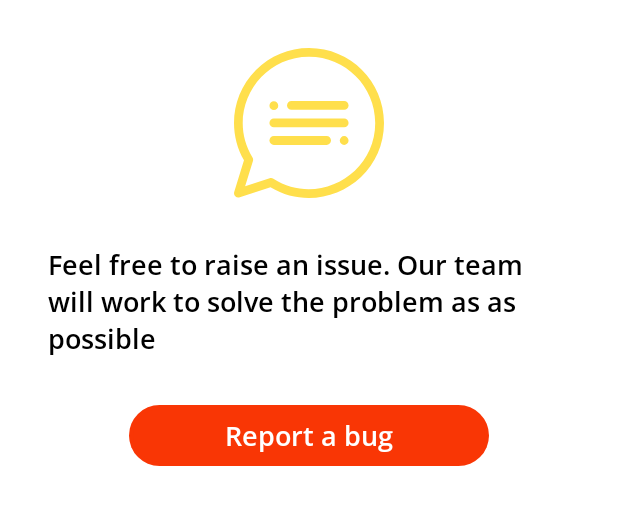
After one commit to IshitaAg/Agora-Android, an Android app: the layout dia_report_bottom_sheet.xml on its own in the app's theme, with its tools: preview values and no code run, on a phone screen of 412 x 824 dp. The commit adds this screen. Shown: the top 505 px of the screen. Run offline under Robolectric (Android 15) with nearby library versions, the phone set to English and light mode, and no system bars.

Commit message:
Overhauled ui for report an issue screen

```diff
--- a/agora-android/GSoC2020/app/build.gradle
+++ b/agora-android/GSoC2020/app/build.gradle
@@ -38,5 +38,5 @@ dependencies {
     //Design Library
     implementation "com.google.android.material:material:1.1.0"
     //noinspection GradleCompatible
-    implementation 'com.android.support:design:28.0.0'
+    implementation 'com.android.support:design:26.1.0'
 }
--- /dev/null
+++ b/agora-android/GSoC2020/app/src/main/res/drawable/ic_message.xml
@@ -0,0 +1,24 @@
+<vector xmlns:android="http://schemas.android.com/apk/res/android"
+    android:width="100dp"
+    android:height="100dp"
+    android:viewportWidth="512"
+    android:viewportHeight="512">
+  <path
+      android:fillColor="@color/colorYellow"
+      android:pathData="m256.013,0c-68.377,0 -132.66,26.607 -181.01,74.92 -84.366,84.302 -96.88,211.318 -40.965,308.351l-33.345,107.907c-3.588,11.609 7.474,22.47 19.036,18.653l104.727,-34.566c170.851,102.435 387.544,-21.741 387.544,-219.471 0,-141.376 -114.492,-255.794 -255.987,-255.794zM134.476,446.21c-3.806,-2.43 -8.5,-3.015 -12.781,-1.602l-83.758,27.645 26.728,-86.493c1.271,-4.114 0.71,-8.577 -1.54,-12.249 -91.693,-149.621 16.549,-343.535 192.888,-343.535 124.611,0 225.989,101.302 225.989,225.818 -0.001,178.233 -197.984,285.909 -347.526,190.416z"/>
+  <path
+      android:fillColor="@color/colorYellow"
+      android:pathData="m376.007,180.854h-179.991c-8.284,0 -14.999,6.71 -14.999,14.988s6.715,14.988 14.999,14.988h179.991c8.284,0 14.999,-6.71 14.999,-14.988s-6.716,-14.988 -14.999,-14.988z"/>
+  <path
+      android:fillColor="@color/colorYellow"
+      android:pathData="m316.01,300.757h-179.991c-8.284,0 -14.999,6.71 -14.999,14.988s6.715,14.988 14.999,14.988h179.991c8.284,0 14.999,-6.71 14.999,-14.988s-6.716,-14.988 -14.999,-14.988z"/>
+  <path
+      android:fillColor="@color/colorYellow"
+      android:pathData="m376.007,240.806h-239.988c-8.284,0 -14.999,6.71 -14.999,14.988s6.715,14.988 14.999,14.988h239.988c8.284,0 14.999,-6.71 14.999,-14.988s-6.716,-14.988 -14.999,-14.988z"/>
+  <path
+      android:fillColor="@color/colorYellow"
+      android:pathData="M361.008,315.745a14.999,14.988 0,1 0,29.998 0a14.999,14.988 0,1 0,-29.998 0z"/>
+  <path
+      android:fillColor="@color/colorYellow"
+      android:pathData="M121.02,196.841a14.999,14.988 0,1 0,29.998 0a14.999,14.988 0,1 0,-29.998 0z"/>
+</vector>
--- /dev/null
+++ b/agora-android/GSoC2020/app/src/main/res/layout/dia_report_bottom_sheet.xml
@@ -0,0 +1,49 @@
+<?xml version="1.0" encoding="utf-8"?>
+<LinearLayout xmlns:android="http://schemas.android.com/apk/res/android"
+    xmlns:app="http://schemas.android.com/apk/res-auto"
+    xmlns:tools="http://schemas.android.com/tools"
+    android:id="@+id/report_bottom_sheet"
+    android:layout_width="match_parent"
+    android:layout_height="match_parent"
+    android:background="@color/colorWhite"
+    android:orientation="vertical"
+    app:behavior_hideable="false"
+    app:behavior_peekHeight="0dp"
+    app:layout_behavior="@string/bottom_sheet_behavior">
+
+    <androidx.appcompat.widget.AppCompatImageView
+        android:layout_width="wrap_content"
+        android:layout_height="wrap_content"
+        app:srcCompat="@drawable/ic_message"
+        android:layout_marginTop="32dp"
+        android:layout_gravity="center_horizontal"
+        />
+    <TextView
+        android:layout_width="match_parent"
+        android:layout_height="wrap_content"
+        android:text="@string/report_a_bug_desc"
+        android:fontFamily="@font/open_sans_semibold"
+        android:layout_marginTop="32dp"
+        android:layout_marginStart="32dp"
+        android:layout_marginEnd="32dp"
+        android:textStyle="bold"
+        android:textColor="@color/colorBlack"
+        android:textSize="18sp"
+        />
+    <TextView
+        android:layout_width="wrap_content"
+        android:layout_height="wrap_content"
+        android:text="@string/report_a_bug"
+        android:background="@drawable/rounded_rectangle_50dp"
+        android:layout_gravity="center_horizontal"
+        android:layout_marginTop="32dp"
+        android:backgroundTint="@color/colorRed"
+        android:textColor="@color/colorWhite"
+        android:paddingStart="64dp"
+        android:paddingTop="8dp"
+        android:paddingBottom="8dp"
+        android:paddingEnd="64dp"
+        android:textSize="18sp"
+        android:textStyle="bold"
+        android:fontFamily="@font/open_sans_semibold"/>
+</LinearLayout>
--- a/agora-android/GSoC2020/app/src/main/res/layout/fra_report_an_issue.xml
+++ /dev/null
@@ -1,19 +0,0 @@
-<?xml version="1.0" encoding="utf-8"?>
-<androidx.constraintlayout.widget.ConstraintLayout xmlns:android="http://schemas.android.com/apk/res/android"
-    xmlns:app="http://schemas.android.com/apk/res-auto"
-    xmlns:tools="http://schemas.android.com/tools"
-    android:id="@+id/report_a_bug"
-    android:layout_width="match_parent"
-    android:layout_height="match_parent"
-    android:background="@android:color/transparent"
-    android:orientation="vertical"
-    app:layout_behavior="@string/bottom_sheet_behavior">
-
-    <View
-        android:layout_width="0dp"
-        android:layout_height="372dp"
-        android:background="@color/colorWhite"
-        app:layout_constraintBottom_toBottomOf="parent"
-        app:layout_constraintEnd_toEndOf="parent"
-        app:layout_constraintStart_toStartOf="parent" />
-</androidx.constraintlayout.widget.ConstraintLayout>
--- a/agora-android/GSoC2020/app/src/main/res/values/strings.xml
+++ b/agora-android/GSoC2020/app/src/main/res/values/strings.xml
@@ -35,4 +35,6 @@
     <string name="visibility_of_voters_list">Visibility of voters list</string>
     <string name="sample_initial">I</string>
     <string name="sample_name">Ishita Aggarwal</string>
+    <string name="report_a_bug_desc">Feel free to raise an issue. Our team will work to solve the problem as as possible</string>
+    <string name="report_a_bug">Report a bug</string>
 </resources>
```
